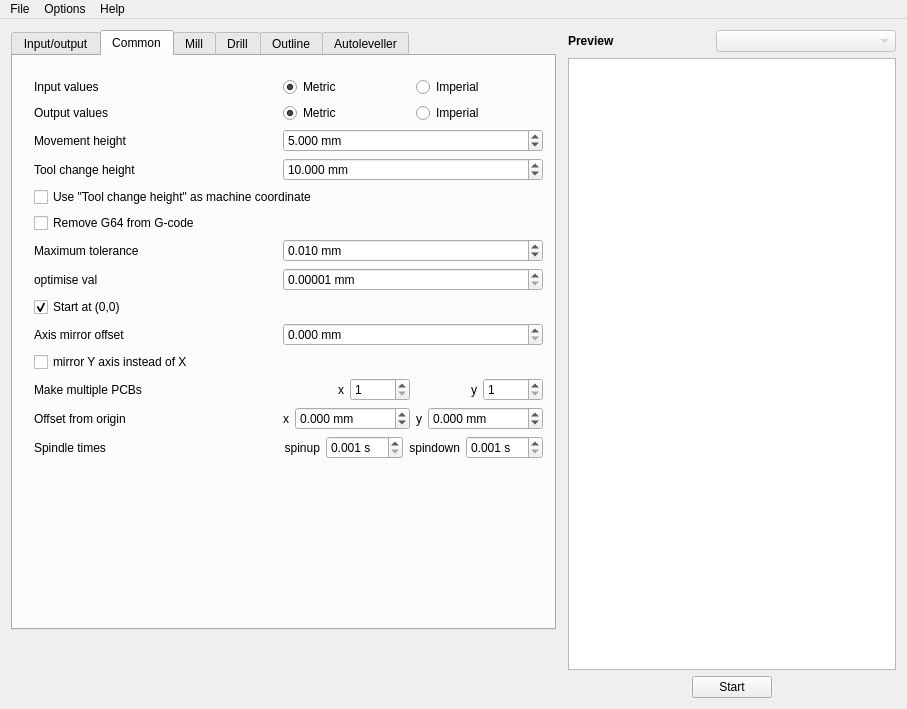
First picture: the form in mainwindow.ui, repository pcb2gcode/pcb2gcodeGUI, before the edit.
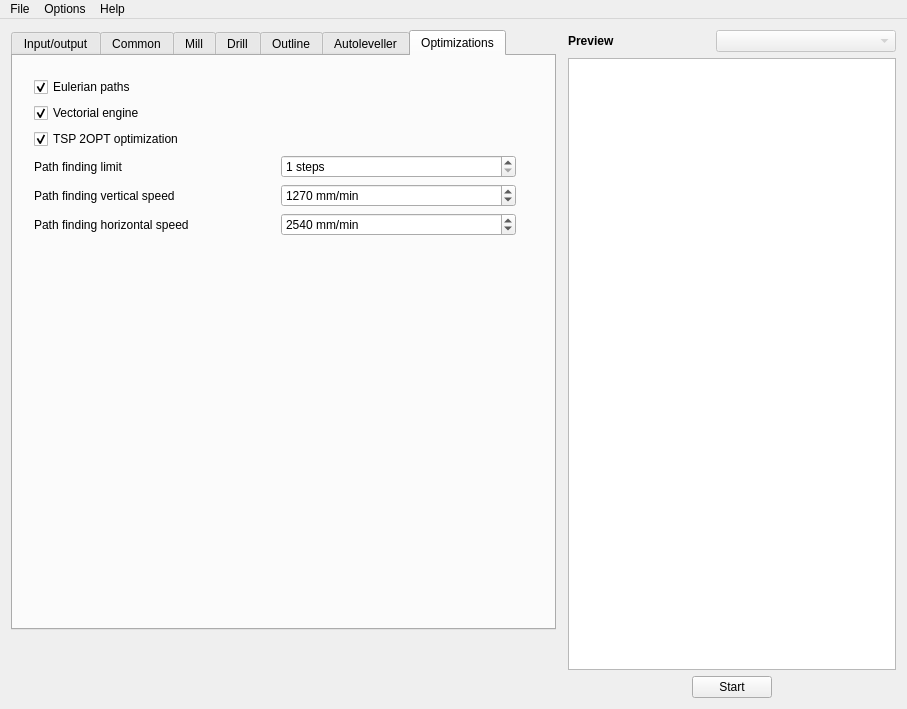
Second picture: the form after the edit. The open tabs and pages were chosen to show the change.

Commit message: Almost all optimisations tab. Missing backtrack

The edit to the form file:
```diff
--- a/mainwindow.ui
+++ b/mainwindow.ui
@@ -2268,6 +2268,183 @@
           </layout>
          </widget>
         </widget>
+        <widget class="QWidget" name="optimizationTab">
+         <attribute name="title">
+          <string>Optimizations</string>
+         </attribute>
+         <widget class="QWidget" name="formLayoutWidget_6">
+          <property name="geometry">
+           <rect>
+            <x>10</x>
+            <y>10</y>
+            <width>504</width>
+            <height>553</height>
+           </rect>
+          </property>
+          <layout class="QGridLayout" name="outlineGridLayout_1">
+           <property name="horizontalSpacing">
+            <number>12</number>
+           </property>
+           <property name="verticalSpacing">
+            <number>6</number>
+           </property>
+           <item row="0" column="0" colspan="2">
+            <widget class="QCheckBox" name="eulerianCheckBox">
+             <property name="toolTip">
+              <string>&lt;html&gt;&lt;head/&gt;&lt;body&gt;&lt;p&gt;&lt;span style=&quot;font-style:italic&quot;&gt;--eulerian-paths&lt;/span&gt;&lt;/p&gt;&lt;p&gt;Don't mill the same path twice if milling loops overlap. Can save up to 50% of milling time.&lt;/p&gt;&lt;/body&gt;&lt;/html&gt;</string>
+             </property>
+             <property name="text">
+              <string>Eulerian paths</string>
+             </property>
+             <property name="checked">
+              <bool>true</bool>
+             </property>
+            </widget>
+           </item>
+           <item row="1" column="0" colspan="2">
+            <widget class="QCheckBox" name="vectorialCheckBox">
+             <property name="toolTip">
+              <string>&lt;html&gt;&lt;head/&gt;&lt;body&gt;&lt;p&gt;&lt;span style=&quot;font-style:italic&quot;&gt;--vectorial&lt;/span&gt;&lt;/p&gt;&lt;p&gt;enable or disable the vectorial rendering engine.&lt;/p&gt;&lt;/body&gt;&lt;/html&gt;</string>
+             </property>
+             <property name="text">
+              <string>Vectorial engine</string>
+             </property>
+             <property name="checked">
+              <bool>true</bool>
+             </property>
+            </widget>
+           </item>
+           <item row="2" column="0" colspan="2">
+            <widget class="QCheckBox" name="tsp2optCheckBox">
+             <property name="toolTip">
+              <string>&lt;html&gt;&lt;head/&gt;&lt;body&gt;&lt;p&gt;&lt;span style=&quot;font-style:italic&quot;&gt;--tsp-2opt&lt;/span&gt;&lt;/p&gt;&lt;p&gt;use TSP 2OPT to find a faster toolpath (but slows down gcode generation).&lt;/p&gt;&lt;/body&gt;&lt;/html&gt;</string>
+             </property>
+             <property name="text">
+              <string>TSP 2OPT optimization</string>
+             </property>
+             <property name="checked">
+              <bool>true</bool>
+             </property>
+            </widget>
+           </item>
+           <item row="3" column="0">
+            <widget class="QLabel" name="pathfindinglimitLabel">
+             <property name="toolTip">
+              <string>&lt;html&gt;&lt;head/&gt;&lt;body&gt;&lt;p&gt;&lt;span style=&quot; font-style:italic;&quot;&gt;--path-finding-limit&lt;/span&gt;&lt;/p&gt;&lt;p&gt;Use path finding for up to this many steps in the search (more is slower but makes a faster gcode path)&lt;/p&gt;&lt;/body&gt;&lt;/html&gt;</string>
+             </property>
+             <property name="text">
+              <string>Path finding limit</string>
+             </property>
+             <property name="buddy">
+              <cstring>pathfindinglimitSpinBox</cstring>
+             </property>
+            </widget>
+           </item>
+           <item row="3" column="1">
+            <widget class="QSpinBox" name="pathfindinglimitSpinBox">
+             <property name="toolTip">
+              <string>&lt;html&gt;&lt;head/&gt;&lt;body&gt;&lt;p&gt;&lt;span style=&quot; font-style:italic;&quot;&gt;--path-finding-limit&lt;/span&gt;&lt;/p&gt;&lt;p&gt;Use path finding for up to this many steps in the search (more is slower but makes a faster gcode path)&lt;/p&gt;&lt;/body&gt;&lt;/html&gt;</string>
+             </property>
+             <property name="suffix">
+              <string> steps</string>
+             </property>
+             <property name="minimum">
+              <number>1</number>
+             </property>
+             <property name="maximum">
+              <number>100000</number>
+             </property>
+             <property name="value">
+              <number>1</number>
+             </property>
+            </widget>
+           </item>
+           <item row="4" column="0">
+            <widget class="QLabel" name="g0verticalspeedLabel">
+             <property name="toolTip">
+              <string>&lt;html&gt;&lt;head/&gt;&lt;body&gt;&lt;p&gt;&lt;span style=&quot; font-style:italic;&quot;&gt;--g0-vertical-speed&lt;/span&gt;&lt;/p&gt;&lt;p&gt;speed of vertical G0 movements, for use in path-finding&lt;/p&gt;&lt;/body&gt;&lt;/html&gt;</string>
+             </property>
+             <property name="text">
+              <string>Path finding vertical speed</string>
+             </property>
+             <property name="buddy">
+              <cstring>g0verticalspeedSpinBox</cstring>
+             </property>
+            </widget>
+           </item>
+           <item row="4" column="1">
+            <widget class="QSpinBox" name="g0verticalspeedSpinBox">
+             <property name="toolTip">
+              <string>&lt;html&gt;&lt;head/&gt;&lt;body&gt;&lt;p&gt;&lt;span style=&quot; font-style:italic;&quot;&gt;--g0-vertical-speed&lt;/span&gt;&lt;/p&gt;&lt;p&gt;speed of vertical G0 movements, for use in path-finding&lt;/p&gt;&lt;/body&gt;&lt;/html&gt;</string>
+             </property>
+             <property name="suffix">
+              <string> mm/min</string>
+             </property>
+             <property name="minimum">
+              <number>1</number>
+             </property>
+             <property name="maximum">
+              <number>10000</number>
+             </property>
+             <property name="singleStep">
+              <number>50</number>
+             </property>
+             <property name="value">
+              <double>1270</double>
+             </property>
+            </widget>
+           </item>
+           <item row="5" column="0">
+            <widget class="QLabel" name="g0horizontalspeedLabel">
+             <property name="toolTip">
+              <string>&lt;html&gt;&lt;head/&gt;&lt;body&gt;&lt;p&gt;&lt;span style=&quot; font-style:italic;&quot;&gt;--g0-horizontal-speed&lt;/span&gt;&lt;/p&gt;&lt;p&gt;speed of horizontal G0 movements, for use in path-finding&lt;/p&gt;&lt;/body&gt;&lt;/html&gt;</string>
+             </property>
+             <property name="text">
+              <string>Path finding horizontal speed</string>
+             </property>
+             <property name="buddy">
+              <cstring>g0horizontalspeedSpinBox</cstring>
+             </property>
+            </widget>
+           </item>
+           <item row="5" column="1">
+            <widget class="QSpinBox" name="g0horizontalspeedSpinBox">
+             <property name="toolTip">
+              <string>&lt;html&gt;&lt;head/&gt;&lt;body&gt;&lt;p&gt;&lt;span style=&quot; font-style:italic;&quot;&gt;--g0-horizontal-speed&lt;/span&gt;&lt;/p&gt;&lt;p&gt;speed of horizontal G0 movements, for use in path-finding&lt;/p&gt;&lt;/body&gt;&lt;/html&gt;</string>
+             </property>
+             <property name="suffix">
+              <string> mm/min</string>
+             </property>
+             <property name="minimum">
+              <number>1</number>
+             </property>
+             <property name="maximum">
+              <number>10000</number>
+             </property>
+             <property name="singleStep">
+              <number>50</number>
+             </property>
+             <property name="value">
+              <double>2540</double>
+             </property>
+            </widget>
+           </item>
+           <item row="7" column="0" colspan="2">
+            <spacer name="verticalSpacer_8">
+             <property name="orientation">
+              <enum>Qt::Vertical</enum>
+             </property>
+             <property name="sizeHint" stdset="0">
+              <size>
+               <width>20</width>
+               <height>40</height>
+              </size>
+             </property>
+            </spacer>
+           </item>
+          </layout>
+         </widget>
+        </widget>
        </widget>
       </item>
       <item>
```
Left out of the diff: 12 changed lines with no effect on the pictures. The commit also changes 2 other files.
